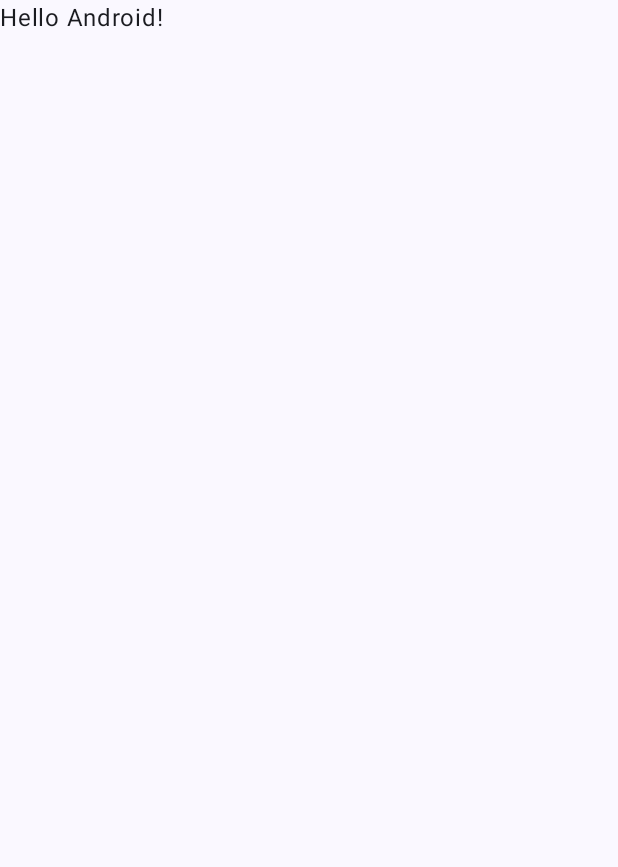
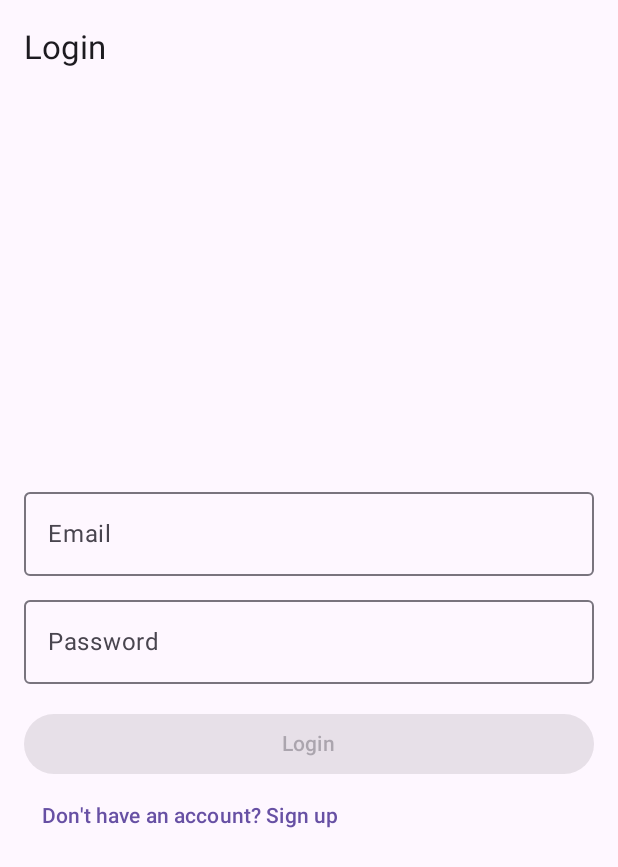
Before and after one commit to markmaci/CheckBall, an Android app built with Jetpack Compose: the screen it shows after launch (MainActivity), on a phone screen of 412 x 824 dp. Before the commit the part shown is almost empty. Shown: the top 867 px of the screen. Run offline under Robolectric (Android 15) with nearby library versions, the phone set to English and light mode, and no system bars; our stand-ins replace Dagger/Hilt's generated code, Firebase (no records; nobody signed in at launch, a user with empty details on screens opened directly).

Commit message:
setup login and signup via firebase, v1

```diff
--- a/app/src/main/AndroidManifest.xml
+++ b/app/src/main/AndroidManifest.xml
@@ -3,6 +3,7 @@
     xmlns:tools="http://schemas.android.com/tools">
 
     <application
+        android:name=".CheckBallApp"
         android:allowBackup="true"
         android:dataExtractionRules="@xml/data_extraction_rules"
         android:fullBackupContent="@xml/backup_rules"
--- /dev/null
+++ b/app/src/main/java/com/example/checkball/CheckBallApp.kt
@@ -0,0 +1,7 @@
+package com.example.checkball
+
+import android.app.Application
+import dagger.hilt.android.HiltAndroidApp
+
+@HiltAndroidApp
+class CheckBallApp : Application()
--- a/app/src/main/java/com/example/checkball/MainActivity.kt
+++ b/app/src/main/java/com/example/checkball/MainActivity.kt
@@ -1,47 +1,37 @@
+// MainActivity.kt
 package com.example.checkball
 
 import android.os.Bundle
 import androidx.activity.ComponentActivity
 import androidx.activity.compose.setContent
-import androidx.activity.enableEdgeToEdge
-import androidx.compose.foundation.layout.fillMaxSize
-import androidx.compose.foundation.layout.padding
-import androidx.compose.material3.Scaffold
-import androidx.compose.material3.Text
 import androidx.compose.runtime.Composable
-import androidx.compose.ui.Modifier
-import androidx.compose.ui.tooling.preview.Preview
-import com.example.checkball.ui.theme.CheckBallTheme
+import androidx.navigation.compose.*
+import com.google.firebase.auth.FirebaseAuth
+import dagger.hilt.android.AndroidEntryPoint
+import com.example.checkball.ui.screen.login.LoginScreen
+import com.example.checkball.ui.screen.signup.SignUpScreen
+//import com.example.checkball.ui.screen.main.MainScreen
 
+@AndroidEntryPoint
 class MainActivity : ComponentActivity() {
     override fun onCreate(savedInstanceState: Bundle?) {
         super.onCreate(savedInstanceState)
-        enableEdgeToEdge()
         setContent {
-            CheckBallTheme {
-                Scaffold(modifier = Modifier.fillMaxSize()) { innerPadding ->
-                    Greeting(
-                        name = "Android",
-                        modifier = Modifier.padding(innerPadding)
-                    )
-                }
-            }
+            AppNavigation() // Updated function name
         }
     }
 }
 
 @Composable
-fun Greeting(name: String, modifier: Modifier = Modifier) {
-    Text(
-        text = "Hello $name!",
-        modifier = modifier
-    )
-}
+fun AppNavigation() {
+    val navController = rememberNavController()
+    val auth = FirebaseAuth.getInstance()
+    val isLoggedIn = auth.currentUser != null
+    val startDestination = if (isLoggedIn) "main" else "login"
 
-@Preview(showBackground = true)
-@Composable
-fun GreetingPreview() {
-    CheckBallTheme {
-        Greeting("Android")
+    NavHost(navController = navController, startDestination = startDestination) {
+        composable("login") { LoginScreen(navController) }
+        composable("signup") { SignUpScreen(navController) }
+//        composable("main") { MainScreen(navController) }
     }
 }
--- /dev/null
+++ b/app/src/main/java/com/example/checkball/di/AppModule.kt
@@ -0,0 +1,32 @@
+package com.example.checkball.di
+
+import com.google.firebase.auth.FirebaseAuth
+import com.google.firebase.firestore.FirebaseFirestore
+import com.example.checkball.data.repository.AuthRepository
+import dagger.Module
+import dagger.Provides
+import dagger.hilt.InstallIn
+import dagger.hilt.components.SingletonComponent
+import javax.inject.Singleton
+
+@Module
+@InstallIn(SingletonComponent::class)
+object AppModule {
+
+    @Provides
+    @Singleton
+    fun provideFirebaseAuth(): FirebaseAuth = FirebaseAuth.getInstance()
+
+    @Provides
+    @Singleton
+    fun provideFirebaseFirestore(): FirebaseFirestore = FirebaseFirestore.getInstance()
+
+    @Provides
+    @Singleton
+    fun provideAuthRepository(
+        auth: FirebaseAuth,
+        db: FirebaseFirestore
+    ): AuthRepository {
+        return AuthRepository(auth, db)
+    }
+}
--- /dev/null
+++ b/app/src/main/java/com/example/checkball/ui/screen/login/LoginScreen.kt
@@ -0,0 +1,89 @@
+package com.example.checkball.ui.screen.login
+
+import androidx.compose.foundation.layout.*
+import androidx.compose.material3.*
+import androidx.compose.runtime.*
+import androidx.compose.ui.Modifier
+import androidx.compose.ui.text.input.PasswordVisualTransformation
+import androidx.compose.ui.unit.dp
+import androidx.navigation.NavController
+import androidx.hilt.navigation.compose.hiltViewModel
+import com.example.checkball.viewmodel.AuthViewModel
+
+@OptIn(ExperimentalMaterial3Api::class)
+@Composable
+fun LoginScreen(navController: NavController) {
+    val authViewModel: AuthViewModel = hiltViewModel()
+
+    var email by remember { mutableStateOf("") }
+    var password by remember { mutableStateOf("") }
+
+    val user by authViewModel.user.collectAsState()
+    val errorMessage by authViewModel.errorMessage.collectAsState()
+
+    // Navigate to the main screen when the user logs in successfully
+    LaunchedEffect(user) {
+        if (user != null) {
+            navController.navigate("main") {
+                popUpTo("login") { inclusive = true }
+            }
+        }
+    }
+
+    // Display error messages if any
+    val snackbarHostState = remember { SnackbarHostState() }
+    errorMessage?.let { message ->
+        LaunchedEffect(message) {
+            snackbarHostState.showSnackbar(message)
+            authViewModel.clearError()
+        }
+    }
+
+    Scaffold(
+        topBar = {
+            TopAppBar(title = { Text("Login") })
+        },
+        snackbarHost = {
+            SnackbarHost(hostState = snackbarHostState)
+        },
+        content = { padding ->
+            Column(
+                modifier = Modifier
+                    .fillMaxSize()
+                    .padding(padding)
+                    .padding(16.dp),
+                verticalArrangement = Arrangement.Center
+            ) {
+                OutlinedTextField(
+                    value = email,
+                    onValueChange = { email = it },
+                    label = { Text("Email") },
+                    singleLine = true,
+                    modifier = Modifier.fillMaxWidth()
+                )
+                Spacer(modifier = Modifier.height(8.dp))
+                OutlinedTextField(
+                    value = password,
+                    onValueChange = { password = it },
+                    label = { Text("Password") },
+                    singleLine = true,
+                    visualTransformation = PasswordVisualTransformation(),
+                    modifier = Modifier.fillMaxWidth()
+                )
+                Spacer(modifier = Modifier.height(16.dp))
+                Button(
+                    onClick = {
+                        authViewModel.login(email.trim(), password.trim())
+                    },
+                    modifier = Modifier.fillMaxWidth(),
+                    enabled = email.isNotBlank() && password.isNotBlank()
+                ) {
+                    Text("Login")
+                }
+                TextButton(onClick = { navController.navigate("signup") }) {
+                    Text("Don't have an account? Sign up")
+                }
+            }
+        }
+    )
+}
--- /dev/null
+++ b/app/src/main/java/com/example/checkball/viewmodel/AuthViewModel.kt
@@ -0,0 +1,54 @@
+// AuthViewModel.kt
+package com.example.checkball.viewmodel
+
+import androidx.lifecycle.ViewModel
+import androidx.lifecycle.viewModelScope
+import com.example.checkball.data.model.User
+import com.example.checkball.data.repository.AuthRepository
+import dagger.hilt.android.lifecycle.HiltViewModel
+import kotlinx.coroutines.flow.MutableStateFlow
+import kotlinx.coroutines.flow.StateFlow
+import kotlinx.coroutines.launch
+import javax.inject.Inject
+
+@HiltViewModel
+class AuthViewModel @Inject constructor(
+    private val authRepository: AuthRepository
+) : ViewModel() {
+
+    private val _user = MutableStateFlow<User?>(null)
+    val user: StateFlow<User?> = _user
+
+    private val _errorMessage = MutableStateFlow<String?>(null)
+    val errorMessage: StateFlow<String?> = _errorMessage
+
+    fun login(email: String, password: String) {
+        viewModelScope.launch {
+            val result = authRepository.login(email, password)
+            result.onSuccess {
+                _user.value = it
+            }.onFailure {
+                _errorMessage.value = it.message
+            }
+        }
+    }
+
+    fun signUp(email: String, password: String) {
+        viewModelScope.launch {
+            val result = authRepository.signUp(email, password)
+            result.onSuccess {
+                _user.value = it
+            }.onFailure {
+                _errorMessage.value = it.message
+            }
+        }
+    }
+
+    fun clearError() {
+        _errorMessage.value = null
+    }
+
+    fun setError(message: String) {
+        _errorMessage.value = message
+    }
+}
```
Also changed, not shown: app/build.gradle.kts (+12 -2 lines), app/src/main/java/com/example/checkball/data/model/User.kt (added, +8 -0 lines), app/src/main/java/com/example/checkball/data/repository/AuthRepository.kt (added, +44 -0 lines), app/src/main/java/com/example/checkball/ui/screen/login/SignUpScreen.kt (added, +104 -0 lines), build.gradle.kts (+13 -0 lines), gradle/libs.versions.toml (+16 -0 lines).
